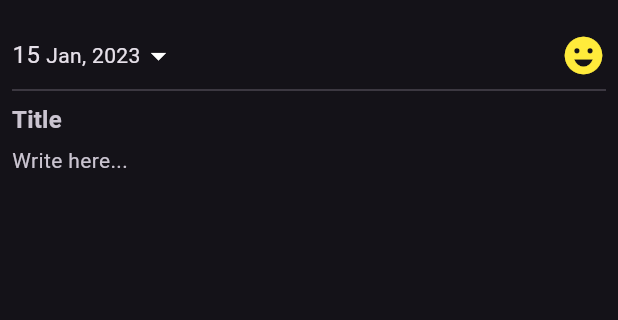
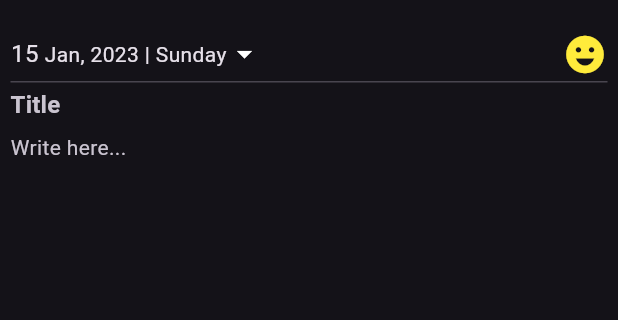
Before and after one commit to Sivaram46/diary_app, a Flutter app: the screen it shows after launch, after a tap on the "add" icon, on a phone screen of 412 x 824 dp, the part 63-383 px from its top. Run offline on Flutter 3.47's test engine with Material 2 defaults, Android fonts, the phone set to English and light mode, and no system bars; our stand-ins replace file_picker, permission_handler, share_plus, shared_preferences, sqflite, table_calendar; missing offline and left inert: flutter_app_lock; accounts and stored records are empty.

Commit message:
resolved UI warning in listview

```diff
--- a/lib/date_select.dart
+++ b/lib/date_select.dart
@@ -22,6 +22,7 @@ class DateSelect extends StatelessWidget {
       height: 30,
       child: Row(
         mainAxisAlignment: MainAxisAlignment.spaceBetween,
+        crossAxisAlignment: CrossAxisAlignment.center,
         children: <Widget>[
           // date select
           InkWell(
@@ -35,7 +36,7 @@ class DateSelect extends StatelessWidget {
                 ),
 
                 Text(
-                  " ${monthMap[createdDate.month] ?? ""}, ${createdDate.year}",
+                  " ${monthMap[createdDate.month] ?? ""}, ${createdDate.year} | ${weekdayMap[createdDate.weekday]}",
                   style: Theme.of(context).textTheme.bodyMedium,
                 ),
 
--- a/lib/diary_edit.dart
+++ b/lib/diary_edit.dart
@@ -77,8 +77,8 @@ class _DiaryEditState extends State<DiaryEdit> {
   void _saveDiaryEntry() {
     final newDiary = Diary(
       createdDate: selectedDate,
-      body: bodyText,
-      title: titleText,
+      body: bodyText.trim(),
+      title: titleText.trim(),
       mood: mood,
       id: widget.diaryEntry.id
     );
@@ -160,24 +160,17 @@ class _DiaryEditState extends State<DiaryEdit> {
                 icon: const Icon(Icons.done),
                 onPressed: () {
                   _saveDiaryEntry();
-                  widget.setIsEdit(false);
-                  // TODO: Think of any other way to avoid popping to diary list done creating a diary
-                  // Popping to diary list when creating an entry.
-                  if (widget.diaryEntry.body.isEmpty) {
                   Navigator.pop(context);
-                  }
                 },
             ),
           ]
         ),
 
         body: Padding(
-          padding: const EdgeInsets.all(8),
+          padding: const EdgeInsets.all(7),
           child: Column(
+            crossAxisAlignment: CrossAxisAlignment.start,
             children: <Widget>[
-              //  add top bar here which will hold Save, Go back, Pin/Star buttons
-              // Container(),
-
               DateSelect(
                 createdDate: selectedDate,
                 isView: false,
@@ -187,12 +180,10 @@ class _DiaryEditState extends State<DiaryEdit> {
                 onEmojiTap: () {},
               ),
 
-              const Divider(),
+              const Divider(height: 7,),
 
               // Title text field
-              Container(
-                padding: const EdgeInsets.only(bottom: 3),
-                child: TextField(
+               TextField(
                 controller: titleController,
                 style: Theme.of(context).textTheme.titleMedium?.copyWith(
                     fontWeight: FontWeight.bold
@@ -204,12 +195,11 @@ class _DiaryEditState extends State<DiaryEdit> {
                   hintText: "Title",
                 ),
               ),
-              ),
+
+              const SizedBox(height: 7,),
 
               // Diary body text field
-              Container(
-                padding: const EdgeInsets.only(top: 3),
-                child: Expanded(
+              Expanded(
                 // maxLines: null,
                 child: TextField(
                   controller: bodyController,
@@ -225,7 +215,6 @@ class _DiaryEditState extends State<DiaryEdit> {
                   maxLines: null,
                 ),
               ),
-              )
             ],
           ),
         ),
--- a/lib/diary_list.dart
+++ b/lib/diary_list.dart
@@ -24,9 +24,11 @@ class DiaryListEntry extends StatefulWidget {
 class _DiaryListEntryState extends State<DiaryListEntry> {
   @override
   Widget build(BuildContext context) {
-    String title = widget.diaryEntry.title ?? "";
+    String title = widget.diaryEntry.title;
     DateTime createdDate = widget.diaryEntry.createdDate;
-
+    // since body can contain many newlines and that shouldn't be showed in diary
+    // entry.
+    String body = widget.diaryEntry.body.replaceAll(RegExp(r"[\n ]+"), " ");
     return InkWell(
       onTap: () {
         Navigator.push(
@@ -44,12 +46,15 @@ class _DiaryListEntryState extends State<DiaryListEntry> {
       },
 
       child: Container(
-        padding: const EdgeInsets.all(7),
+        padding: const EdgeInsets.symmetric(vertical: 7),
         height: 100,
         child: Row(
           children: <Widget>[
             // date display
-            Container(
+            Expanded(
+              flex: 2,
+              child: Container(
+                padding: const EdgeInsets.symmetric(horizontal: 7),
                 decoration: BoxDecoration(
                     border: Border(
                       right: BorderSide(
@@ -58,11 +63,6 @@ class _DiaryListEntryState extends State<DiaryListEntry> {
                       ),
                     )
                 ),
-              padding: const EdgeInsets.only(right: 7),
-              margin: const EdgeInsets.only(right: 7),
-
-              child: Expanded(
-                flex: 2,
                 child: Column(
                   mainAxisAlignment: MainAxisAlignment.spaceAround,
                   children: <Widget>[
@@ -87,10 +87,11 @@ class _DiaryListEntryState extends State<DiaryListEntry> {
               ),
             ),
 
-
             // display diary content
             Expanded(
               flex: 13,
+              child: Padding(
+                padding: const EdgeInsets.symmetric(horizontal: 7),
                 child: Column(
                   crossAxisAlignment: CrossAxisAlignment.start,
                   children: <Widget>[
@@ -107,12 +108,13 @@ class _DiaryListEntryState extends State<DiaryListEntry> {
                     // diary body
                     Text(
                       // TODO: Replace all new lines with white spaces
-                    widget.diaryEntry.body,
+                      body,
                       maxLines: title.isNotEmpty ? 3 : 4,
                       overflow: TextOverflow.ellipsis,
                       style: const TextStyle(height: 1.3),
                     ),
                   ],
+                ),
               )
             ),
           ],
--- a/lib/main.dart
+++ b/lib/main.dart
@@ -23,6 +23,7 @@ void main({
 }) {
   // Set default password status and password
   String password = "0000";
+  WidgetsFlutterBinding.ensureInitialized();
   bool enabled = false;
   void setPasswordStatus(bool status) { enabled = status; }
   void setPassword(String pwd) { password = pwd; }
```
Also changed, not shown: lib/diary_view.dart (+8 -12 lines), lib/populate_diary_data.dart (deleted, +0 -55 lines). Lines whose indentation alone changed are shown as unchanged.
